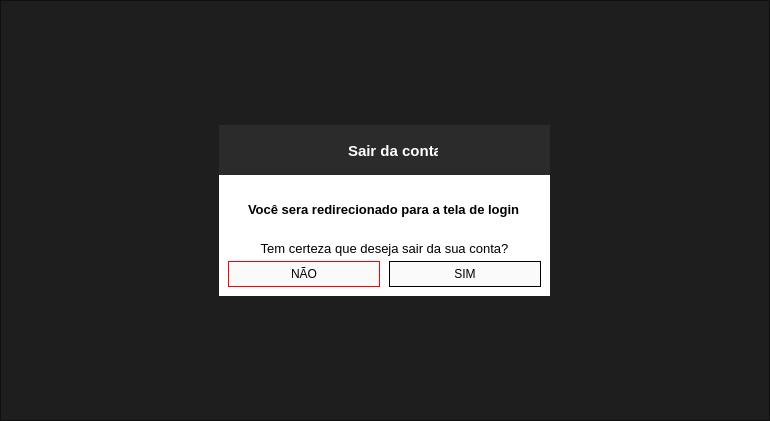
Before: the Qt Designer form sair_conta.ui in ryanbsdeveloper/app-desktop-caltec, drawn with Qt 5.
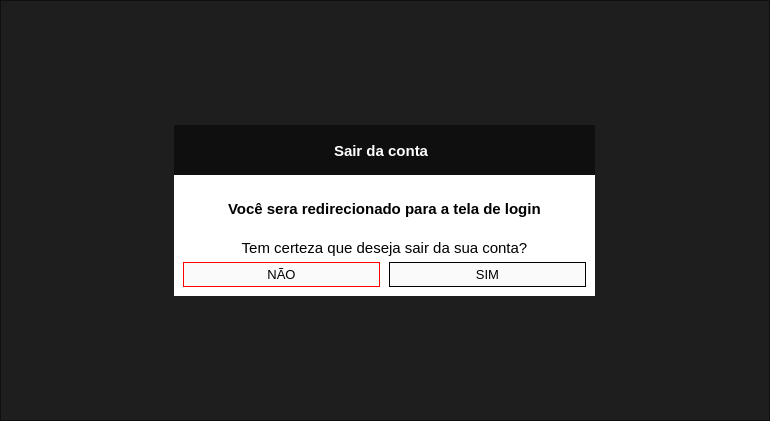
After: the same form once the commit is applied. Icons and pictures are not drawn.

Diff of the .ui file:
```diff
--- a/sair_conta.ui
+++ b/sair_conta.ui
@@ -60,7 +60,7 @@
        <widget class="QFrame" name="frame_5">
         <property name="maximumSize">
          <size>
-          <width>331</width>
+          <width>421</width>
           <height>171</height>
          </size>
         </property>
@@ -115,7 +115,7 @@
             </font>
            </property>
            <property name="styleSheet">
-            <string notr="true">background-color: rgb(43, 43, 43);</string>
+            <string notr="true">background-color: rgb(15, 15, 15);border:0</string>
            </property>
            <property name="frameShape">
             <enum>QFrame::NoFrame</enum>
@@ -126,9 +126,9 @@
            <widget class="QLabel" name="label_2">
             <property name="geometry">
              <rect>
-              <x>129</x>
+              <x>160</x>
               <y>16</y>
-              <width>90</width>
+              <width>121</width>
               <height>20</height>
              </rect>
             </property>
@@ -150,7 +150,7 @@
            <widget class="QPushButton" name="pushButton">
             <property name="geometry">
              <rect>
-              <x>290</x>
+              <x>380</x>
               <y>16</y>
               <width>20</width>
               <height>20</height>
@@ -232,7 +232,7 @@
                  <property name="font">
                   <font>
                    <family>Segoe UI</family>
-                   <pointsize>10</pointsize>
+                   <pointsize>11</pointsize>
                    <weight>75</weight>
                    <bold>true</bold>
                   </font>
@@ -282,7 +282,7 @@
                  <property name="font">
                   <font>
                    <family>Segoe UI</family>
-                   <pointsize>9</pointsize>
+                   <pointsize>10</pointsize>
                   </font>
                  </property>
                  <property name="cursor">
@@ -307,7 +307,7 @@
                  <property name="font">
                   <font>
                    <family>Segoe UI</family>
-                   <pointsize>9</pointsize>
+                   <pointsize>10</pointsize>
                   </font>
                  </property>
                  <property name="cursor">
@@ -332,7 +332,7 @@
                  <property name="font">
                   <font>
                    <family>Segoe UI</family>
-                   <pointsize>10</pointsize>
+                   <pointsize>11</pointsize>
                   </font>
                  </property>
                  <property name="text">
```
Left out of the diff: 6 changed lines with no effect on the pictures.
